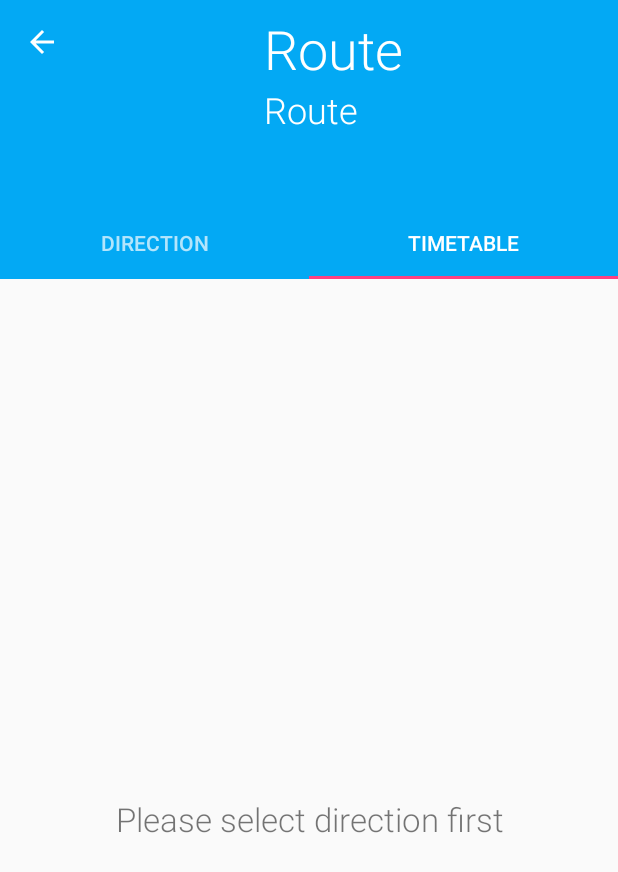
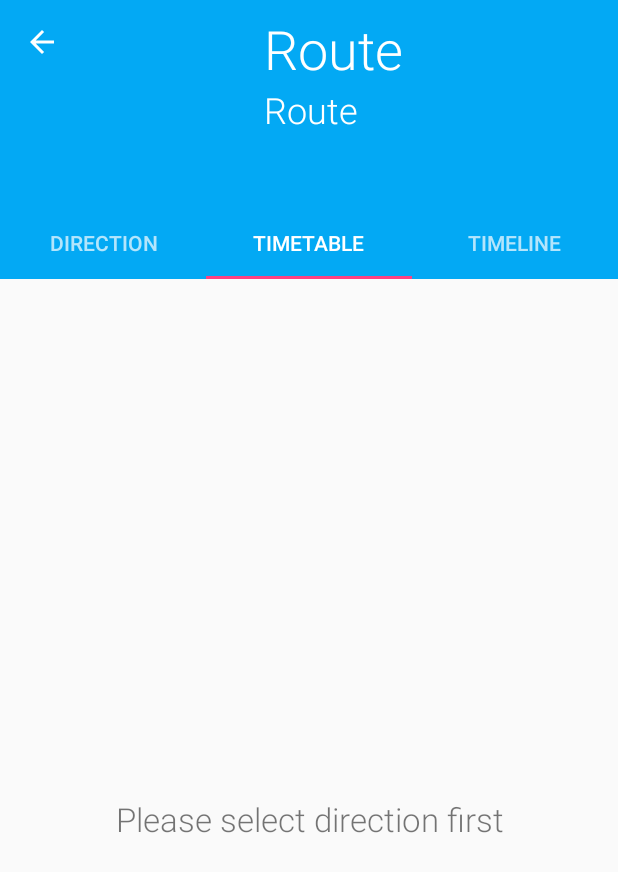
Before and after one commit to frysztak/niebieskie-tramwaje, an Android app: the RouteDetailsActivity screen opened directly, with no data from a screen before it, tab 2 chosen, on a phone screen of 412 x 824 dp. Shown: the top 872 px of the screen. Run offline under Robolectric (Android 15) with nearby library versions, the phone set to English and light mode, and no system bars; 3 statements that could not run were skipped.

Commit message:
add RouteDetailsTimeline

```diff
--- a/app/src/main/java/com/orpington/software/rozkladmpk/data/source/ApiService.kt
+++ b/app/src/main/java/com/orpington/software/rozkladmpk/data/source/ApiService.kt
@@ -26,4 +26,7 @@ interface ApiService {
     fun getTimeTable(@Path("routeID") routeID: String,
                      @Path("stopName") stopName: String,
                      @Path("direction") direction: String): Call<TimeTable>
+
+    @GET("trip/{tripID}/timeline")
+    fun getTripTimeline(@Path("tripID") tripID: String): Call<Timeline>
 }
--- a/app/src/main/java/com/orpington/software/rozkladmpk/data/source/IRemoteDataSource.kt
+++ b/app/src/main/java/com/orpington/software/rozkladmpk/data/source/IRemoteDataSource.kt
@@ -14,4 +14,6 @@ interface IRemoteDataSource : IDataSource {
     fun getRouteVariantsForStopName(stopName: String, callback: LoadDataCallback<RouteVariants>)
 
     fun getTimeTable(routeID: String, stopName: String, direction: String, callback: LoadDataCallback<TimeTable>)
+
+    fun getTripTimeline(tripID: String, callback: LoadDataCallback<Timeline>)
 }
--- a/app/src/main/java/com/orpington/software/rozkladmpk/data/source/RemoteDataSource.kt
+++ b/app/src/main/java/com/orpington/software/rozkladmpk/data/source/RemoteDataSource.kt
@@ -58,6 +58,10 @@ class RemoteDataSource private constructor(private val service: ApiService) : IR
         makeACall(service.getTimeTable(routeID, stopName, direction), callback)
     }
 
+    override fun getTripTimeline(tripID: String, callback: IDataSource.LoadDataCallback<Timeline>) {
+        makeACall(service.getTripTimeline(tripID), callback)
+    }
+
     companion object {
 
         private val logger = KotlinLogging.logger {}
--- a/app/src/main/java/com/orpington/software/rozkladmpk/routeDetails/RouteDetailsActivity.kt
+++ b/app/src/main/java/com/orpington/software/rozkladmpk/routeDetails/RouteDetailsActivity.kt
@@ -3,7 +3,6 @@ package com.orpington.software.rozkladmpk.routeDetails
 import android.annotation.SuppressLint
 import android.os.Bundle
 import android.support.design.widget.AppBarLayout
-import android.support.v4.view.ViewPager
 import android.support.v7.app.AppCompatActivity
 import android.view.MenuItem
 import android.view.View
@@ -53,6 +52,7 @@ class RouteDetailsActivity : AppCompatActivity(),
             this,
             supportFragmentManager
         )
+        viewPager.offscreenPageLimit = 2
         tabLayout.setupWithViewPager(viewPager)
 
         presenter.loadRouteInfo()
--- a/app/src/main/java/com/orpington/software/rozkladmpk/routeDetails/RouteDetailsContract.kt
+++ b/app/src/main/java/com/orpington/software/rozkladmpk/routeDetails/RouteDetailsContract.kt
@@ -2,12 +2,14 @@ package com.orpington.software.rozkladmpk.routeDetails
 
 import com.orpington.software.rozkladmpk.data.model.RouteDirections
 import com.orpington.software.rozkladmpk.data.model.RouteInfo
+import com.orpington.software.rozkladmpk.data.model.Timeline
 
 interface RouteDetailsContract {
     interface Presenter {
         fun attachInfoView(view: InfoView)
         fun attachDirectionsView(view: DirectionsView)
         fun attachTimetableView(view: TimetableView)
+        fun attachTimelineView(view: TimelineView)
 
         fun setRouteID(id: String)
         fun setStopName(name: String)
@@ -19,6 +21,8 @@ interface RouteDetailsContract {
         fun onDirectionClicked(directionIdx: Int)
 
         fun loadTimeTable()
+
+        fun loadTimeline()
     }
 
     interface InfoView {
@@ -30,7 +34,6 @@ interface RouteDetailsContract {
         fun attachPresenter(newPresenter: Presenter)
 
         fun showRouteDirections(routeDirections: RouteDirections)
-        fun showTimetable(direction: String)
 
         fun highlightDirection(directionIdx: Int)
         fun unhighlightDirection(directionIdx: Int)
@@ -46,5 +49,16 @@ interface RouteDetailsContract {
             items: List<TimetableViewHelper.ViewItem>,
             timeToScrollInto: TimeIndices = TimeIndices(-1, -1)
         )
+
+        fun onTimeClicked()
+    }
+
+    interface TimelineView {
+        fun attachPresenter(newPresenter: Presenter)
+
+        fun showProgressBar()
+        fun reportThatSomethingWentWrong()
+
+        fun showTimeline(timeline: Timeline)
     }
 }
--- a/app/src/main/java/com/orpington/software/rozkladmpk/routeDetails/RouteDetailsPagerAdapter.kt
+++ b/app/src/main/java/com/orpington/software/rozkladmpk/routeDetails/RouteDetailsPagerAdapter.kt
@@ -12,29 +12,37 @@ class RouteDetailsPagerAdapter(
     fragmentManager: FragmentManager
 ) : FragmentPagerAdapter(fragmentManager) {
 
-    private val pageTitles = listOf(R.string.direction, R.string.timetable)
+    private val pageTitles = listOf(R.string.direction, R.string.timetable, R.string.timeline)
 
     override fun getCount(): Int {
-        return 2
+        return 3
     }
 
     override fun getPageTitle(position: Int): CharSequence? {
         return context.getString(pageTitles[position])
     }
 
-    override fun getItem(position: Int): Fragment {
-        return when (position) {
+    override fun getItem(position: Int): Fragment? {
+
+        when (position) {
             0 -> {
                 val fragment = RouteDirectionsFragment.newInstance()
                 fragment.attachPresenter(presenter)
-                fragment
+                return fragment
             }
-            else -> {
+            1 -> {
                 val fragment = RouteTimetableFragment.newInstance()
                 fragment.attachPresenter(presenter)
-                fragment
+                return fragment
             }
+            2 -> {
+                val fragment = RouteTimelineFragment.newInstance()
+                fragment.attachPresenter(presenter)
+                return fragment
+            }
+            else -> return null
         }
+
     }
 
 }
--- a/app/src/main/java/com/orpington/software/rozkladmpk/routeDetails/RouteDetailsPresenter.kt
+++ b/app/src/main/java/com/orpington/software/rozkladmpk/routeDetails/RouteDetailsPresenter.kt
@@ -13,6 +13,7 @@ class RouteDetailsPresenter(
     private var infoView: RouteDetailsContract.InfoView? = null
     private var directionsView: RouteDetailsContract.DirectionsView? = null
     private var timetableView: RouteDetailsContract.TimetableView? = null
+    private var timelineView: RouteDetailsContract.TimelineView? = null
 
     private var routeID: String = ""
     private var stopName: String = ""
@@ -31,6 +32,10 @@ class RouteDetailsPresenter(
 
     override fun attachTimetableView(view: RouteDetailsContract.TimetableView) {
         timetableView = view
+    }
+
+    override fun attachTimelineView(view: RouteDetailsContract.TimelineView) {
+        timelineView = view
     }
 
     override fun setRouteID(id: String) {
@@ -82,8 +87,6 @@ class RouteDetailsPresenter(
             directionsView?.unhighlightDirection(directionIdx)
         }
         directionsView?.highlightDirection(idx)
-
-        directionsView?.showTimetable(direction)
         infoView?.switchToTimetableTab()
 
         directionIdx = idx
@@ -103,4 +106,8 @@ class RouteDetailsPresenter(
                 }
             })
     }
+
+    override fun loadTimeline() {
+
+    }
 }
--- a/app/src/main/java/com/orpington/software/rozkladmpk/routeDetails/RouteDirectionsAdapter.kt
+++ b/app/src/main/java/com/orpington/software/rozkladmpk/routeDetails/RouteDirectionsAdapter.kt
@@ -18,6 +18,7 @@ class RouteDirectionsAdapter(
 ) : RecyclerView.Adapter<RouteDirectionsAdapter.ViewHolder>() {
 
     private var highlightColour = context.resources.getColor(R.color.primary_very_light, null)
+
     private var items: List<String> = emptyList()
 
     fun setItems(newItems: List<String>) {
--- a/app/src/main/java/com/orpington/software/rozkladmpk/routeDetails/RouteDirectionsFragment.kt
+++ b/app/src/main/java/com/orpington/software/rozkladmpk/routeDetails/RouteDirectionsFragment.kt
@@ -1,5 +1,6 @@
 package com.orpington.software.rozkladmpk.routeDetails
 
+import android.content.Context
 import android.os.Bundle
 import android.support.v4.app.Fragment
 import android.support.v7.widget.LinearLayoutManager
@@ -24,11 +25,7 @@ class RouteDirectionsFragment : Fragment(), RouteDetailsContract.DirectionsView
     override fun onCreateView(inflater: LayoutInflater, container: ViewGroup?, savedInstanceState: Bundle?): View? {
         val view = inflater.inflate(R.layout.route_directions, container, false)
 
-        if (activity == null) {
-            return view
-        }
-
-        adapter = RouteDirectionsAdapter(activity!!, presenter!!)
+        adapter = RouteDirectionsAdapter(context!!, presenter!!)
         view.findViewById<RecyclerView>(R.id.routeDirections_recyclerview)?.apply {
             adapter = this@RouteDirectionsFragment.adapter
             layoutManager = LinearLayoutManager(context)
@@ -41,9 +38,6 @@ class RouteDirectionsFragment : Fragment(), RouteDetailsContract.DirectionsView
 
     override fun showRouteDirections(routeDirections: RouteDirections) {
         adapter.setItems(routeDirections.directions)
-    }
-
-    override fun showTimetable(direction: String) {
     }
 
     override fun highlightDirection(directionIdx: Int) {
--- /dev/null
+++ b/app/src/main/java/com/orpington/software/rozkladmpk/routeDetails/RouteTimelineFragment.kt
@@ -0,0 +1,50 @@
+package com.orpington.software.rozkladmpk.routeDetails
+
+import android.os.Bundle
+import android.support.v4.app.Fragment
+import android.support.v7.widget.LinearLayoutManager
+import android.support.v7.widget.RecyclerView
+import android.view.LayoutInflater
+import android.view.View
+import android.view.ViewGroup
+import com.orpington.software.rozkladmpk.R
+import com.orpington.software.rozkladmpk.data.model.Timeline
+
+class RouteTimelineFragment : Fragment(), RouteDetailsContract.TimelineView {
+
+    private lateinit var adapter: RouteTimelineAdapter
+    private var presenter: RouteDetailsContract.Presenter? = null
+
+    override fun attachPresenter(newPresenter: RouteDetailsContract.Presenter) {
+        presenter = newPresenter
+        presenter!!.attachTimelineView(this)
+    }
+
+    override fun onCreateView(inflater: LayoutInflater, container: ViewGroup?, savedInstanceState: Bundle?): View? {
+        val view = inflater.inflate(R.layout.route_timeline, container, false)
+
+        adapter = RouteTimelineAdapter(context!!)
+        view.findViewById<RecyclerView>(R.id.timeline_recyclerview)?.apply {
+            adapter = this@RouteTimelineFragment.adapter
+            layoutManager = LinearLayoutManager(context)
+        }
+
+        return view
+    }
+
+    override fun showProgressBar() {
+    }
+
+    override fun reportThatSomethingWentWrong() {
+    }
+
+    override fun showTimeline(timeline: Timeline) {
+        adapter.setItems(timeline.timeline)
+    }
+
+    companion object {
+        fun newInstance(): RouteTimelineFragment {
+            return RouteTimelineFragment()
+        }
+    }
+}
--- a/app/src/main/java/com/orpington/software/rozkladmpk/routeDetails/RouteTimetableFragment.kt
+++ b/app/src/main/java/com/orpington/software/rozkladmpk/routeDetails/RouteTimetableFragment.kt
@@ -50,6 +50,10 @@ class RouteTimetableFragment : Fragment(), RouteDetailsContract.TimetableView {
 
     }
 
+    override fun onTimeClicked() {
+
+    }
+
     companion object {
         fun newInstance(): RouteTimetableFragment {
             return RouteTimetableFragment()
--- a/app/src/main/res/values/strings.xml
+++ b/app/src/main/res/values/strings.xml
@@ -26,4 +26,6 @@
     <string name="nightBus">Night bus</string>
     <string name="unknown">Unknown</string>
     <string name="select_direction_first">Please select direction first</string>
+    <string name="timeline">Timeline</string>
+    <string name="select_direction_and_time">Please select direction and time first</string>
 </resources>
```
Also changed, not shown: app/src/main/java/com/orpington/software/rozkladmpk/data/model/Timeline.kt (added, +15 -0 lines), app/src/main/java/com/orpington/software/rozkladmpk/routeDetails/RouteTimelineAdapter.kt (added, +47 -0 lines), app/src/main/res/drawable/circle.xml (added, +23 -0 lines), app/src/main/res/layout/route_timeline.xml (added, +25 -0 lines), app/src/main/res/layout/route_timeline_list_item.xml (added, +75 -0 lines).
